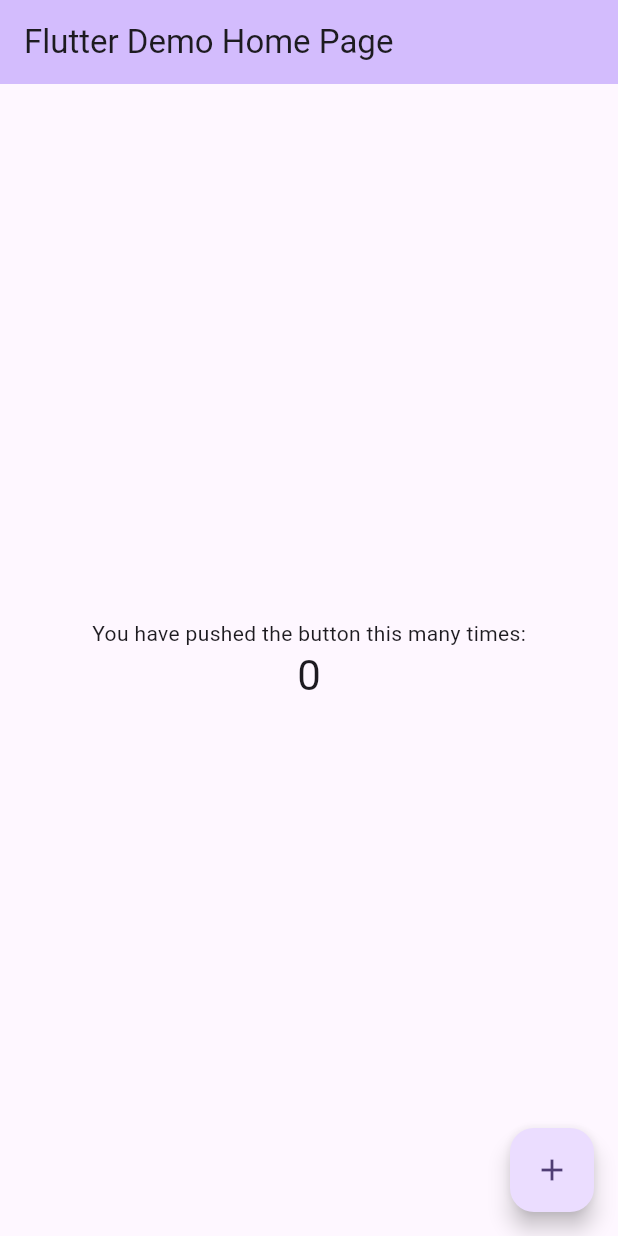
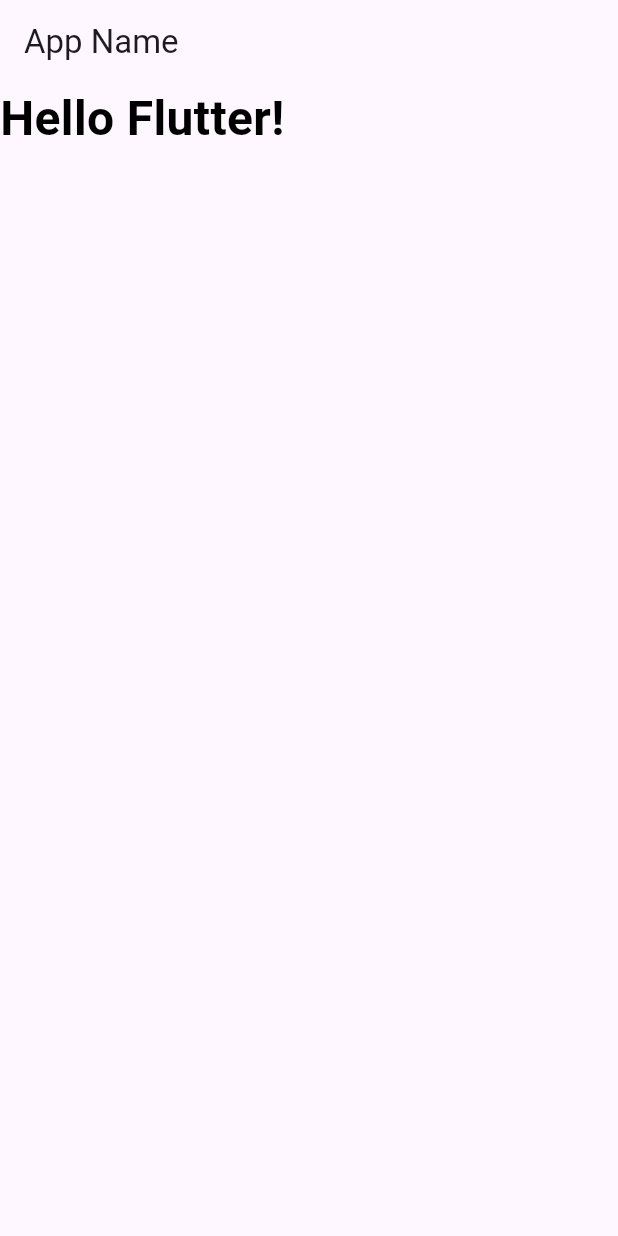
Before and after one commit to f24aa005/test, a Flutter app: the screen it shows after launch, on a phone screen of 412 x 824 dp. Run offline on Flutter 3.47's test engine with Material 3 defaults, Android fonts, the phone set to English and light mode, and no system bars.

Commit message:
レイアウトのソースコード

```diff
--- a/sample/lib/main.dart
+++ b/sample/lib/main.dart
@@ -1,122 +1,47 @@
 import 'package:flutter/material.dart';
 
 void main() {
-  runApp(const MyApp());
+  runApp(new MyApp());
 }
+class MyApp extends StatelessWidget {
 
-class MyApp extends StatelessWidget {
-  const MyApp({super.key});
-
-  // This widget is the root of your application.
   @override
   Widget build(BuildContext context) {
-    return MaterialApp(
-      title: 'Flutter Demo',
-      theme: ThemeData(
-        // This is the theme of your application.
-        //
-        // TRY THIS: Try running your application with "flutter run". You'll see
-        // the application has a purple toolbar. Then, without quitting the app,
-        // try changing the seedColor in the colorScheme below to Colors.green
-        // and then invoke "hot reload" (save your changes or press the "hot
-        // reload" button in a Flutter-supported IDE, or press "r" if you used
-        // the command line to start the app).
-        //
-        // Notice that the counter didn't reset back to zero; the application
-        // state is not lost during the reload. To reset the state, use hot
-        // restart instead.
-        //
-        // This works for code too, not just values: Most code changes can be
-        // tested with just a hot reload.
-        colorScheme: ColorScheme.fromSeed(seedColor: Colors.deepPurple),
+    return new MaterialApp(
+      title: 'Generated App',
+      theme: new ThemeData(
+        primarySwatch: Colors.blue,
+        primaryColor: const Color(0xFF0c33be),
+
+        canvasColor: const Color(0xFFfafafa),
       ),
-      home: const MyHomePage(title: 'Flutter Demo Home Page'),
+      home: new MyHomePage(),
     );
   }
 }
 
 class MyHomePage extends StatefulWidget {
-  const MyHomePage({super.key, required this.title});
-
-  // This widget is the home page of your application. It is stateful, meaning
-  // that it has a State object (defined below) that contains fields that affect
-  // how it looks.
-
-  // This class is the configuration for the state. It holds the values (in this
-  // case the title) provided by the parent (in this case the App widget) and
-  // used by the build method of the State. Fields in a Widget subclass are
-  // always marked "final".
-
-  final String title;
-
+  MyHomePage({Key? key}) : super(key: key);
   @override
-  State<MyHomePage> createState() => _MyHomePageState();
+  _MyHomePageState createState() => new _MyHomePageState();
 }
 
 class _MyHomePageState extends State<MyHomePage> {
-  int _counter = 0;
+    @override
+    Widget build(BuildContext context) {
+      return new Scaffold(
+        appBar: new AppBar(
+          title: new Text('App Name'),
+          ),
+        body:
+          new Text(
+          "Hello Flutter!",
+            style: new TextStyle(fontSize:32.0,
+            color: const Color(0xFF000000),
+            fontWeight: FontWeight.w700,
+            fontFamily: "Roboto"),
+          ),
 
-  void _incrementCounter() {
-    setState(() {
-      // This call to setState tells the Flutter framework that something has
-      // changed in this State, which causes it to rerun the build method below
-      // so that the display can reflect the updated values. If we changed
-      // _counter without calling setState(), then the build method would not be
-      // called again, and so nothing would appear to happen.
-      _counter++;
-    });
-  }
-
-  @override
-  Widget build(BuildContext context) {
-    // This method is rerun every time setState is called, for instance as done
-    // by the _incrementCounter method above.
-    //
-    // The Flutter framework has been optimized to make rerunning build methods
-    // fast, so that you can just rebuild anything that needs updating rather
-    // than having to individually change instances of widgets.
-    return Scaffold(
-      appBar: AppBar(
-        // TRY THIS: Try changing the color here to a specific color (to
-        // Colors.amber, perhaps?) and trigger a hot reload to see the AppBar
-        // change color while the other colors stay the same.
-        backgroundColor: Theme.of(context).colorScheme.inversePrimary,
-        // Here we take the value from the MyHomePage object that was created by
-        // the App.build method, and use it to set our appbar title.
-        title: Text(widget.title),
-      ),
-      body: Center(
-        // Center is a layout widget. It takes a single child and positions it
-        // in the middle of the parent.
-        child: Column(
-          // Column is also a layout widget. It takes a list of children and
-          // arranges them vertically. By default, it sizes itself to fit its
-          // children horizontally, and tries to be as tall as its parent.
-          //
-          // Column has various properties to control how it sizes itself and
-          // how it positions its children. Here we use mainAxisAlignment to
-          // center the children vertically; the main axis here is the vertical
-          // axis because Columns are vertical (the cross axis would be
-          // horizontal).
-          //
-          // TRY THIS: Invoke "debug painting" (choose the "Toggle Debug Paint"
-          // action in the IDE, or press "p" in the console), to see the
-          // wireframe for each widget.
-          mainAxisAlignment: MainAxisAlignment.center,
-          children: <Widget>[
-            const Text('You have pushed the button this many times:'),
-            Text(
-              '$_counter',
-              style: Theme.of(context).textTheme.headlineMedium,
-            ),
-          ],
-        ),
-      ),
-      floatingActionButton: FloatingActionButton(
-        onPressed: _incrementCounter,
-        tooltip: 'Increment',
-        child: const Icon(Icons.add),
-      ), // This trailing comma makes auto-formatting nicer for build methods.
-    );
-  }
+      );
+    }
 }
```
